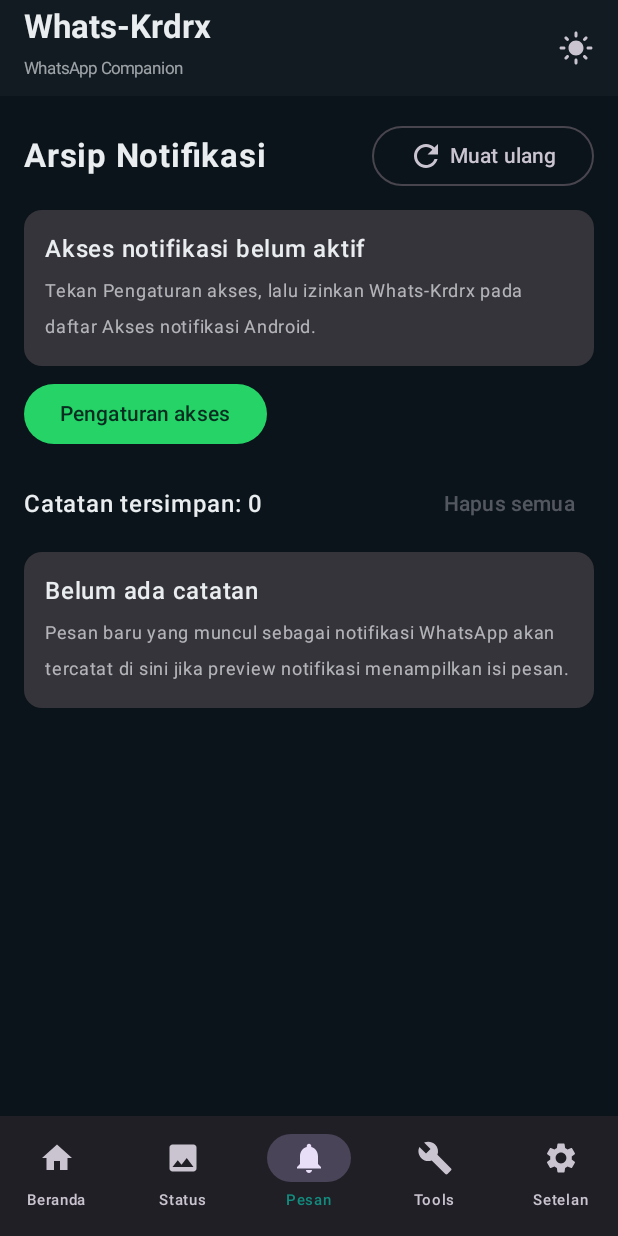
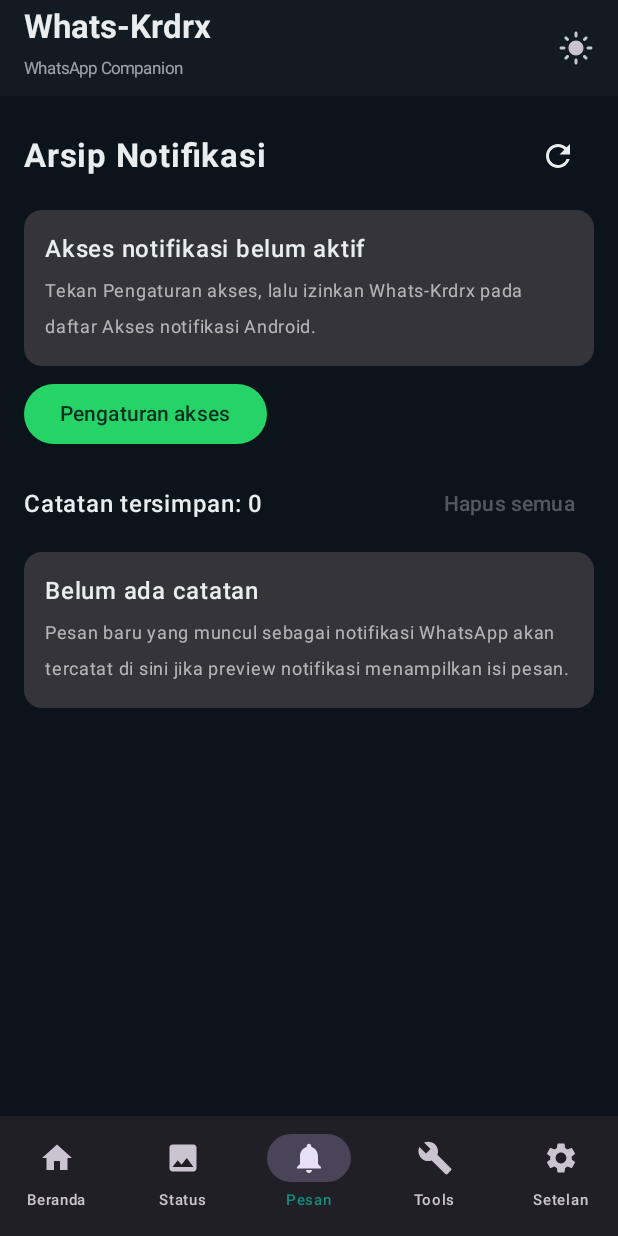
Before and after one commit to midasoversea/Whats-Krdrx, an Android app built with Jetpack Compose: the screen it shows after launch (MainActivity), item 3 of the bottom bar chosen, on a phone screen of 412 x 824 dp. Run offline under Robolectric (Android 15) with nearby library versions, the phone set to English and light mode, and no system bars.

Commit message:
Whats-Krdrx 1.4.6 compact refresh icon
* Replace refresh text buttons with compact icon indicators

* Bump Whats-Krdrx to 1.4.6

```diff
--- a/app/build.gradle.kts
+++ b/app/build.gradle.kts
@@ -23,8 +23,8 @@ android {
         applicationId = "com.whats.krdrx"
         minSdk = 30
         targetSdk = 35
-        versionCode = 11
-        versionName = "1.4.5"
+        versionCode = 12
+        versionName = "1.4.6"
     }
 
     signingConfigs {
--- a/app/src/main/java/com/whats/krdrx/MainActivity.kt
+++ b/app/src/main/java/com/whats/krdrx/MainActivity.kt
@@ -259,10 +259,12 @@ private fun StatusDownloaderScreen(modifier: Modifier = Modifier) {
             horizontalArrangement = Arrangement.SpaceBetween
         ) {
             Text("Status Downloader", fontSize = 22.sp, fontWeight = FontWeight.Bold)
-            OutlinedButton(onClick = { loadFiles() }, enabled = tree != null && !loading) {
+            IconButton(onClick = { loadFiles() }, enabled = tree != null && !loading) {
+                if (loading) {
+                    CircularProgressIndicator(modifier = Modifier.size(20.dp), strokeWidth = 2.dp)
+                } else {
                     Icon(Icons.Default.Refresh, null)
-                Spacer(Modifier.width(4.dp))
-                Text("Muat ulang")
+                }
             }
         }
         Spacer(Modifier.height(8.dp))
@@ -647,10 +649,14 @@ private fun NotificationArchiveScreen(modifier: Modifier = Modifier) {
     var access by remember { mutableStateOf(isNotificationAccessEnabled(context)) }
     val rows = remember { mutableStateListOf<ArchivedNotification>() }
     var confirmClear by remember { mutableStateOf(false) }
+    var refreshing by remember { mutableStateOf(false) }
     val scope = rememberCoroutineScope()
 
     fun refresh() {
+        if (refreshing) return
         scope.launch {
+            refreshing = true
+            try {
                 access = isNotificationAccessEnabled(context)
                 val latest = withContext(Dispatchers.IO) {
                     runCatching { NotificationArchiveDb(context).use { it.all() } }
@@ -658,6 +664,9 @@ private fun NotificationArchiveScreen(modifier: Modifier = Modifier) {
                 latest.onSuccess {
                     rows.clear()
                     rows.addAll(it)
+                }
+            } finally {
+                refreshing = false
             }
         }
     }
@@ -671,10 +680,12 @@ private fun NotificationArchiveScreen(modifier: Modifier = Modifier) {
             horizontalArrangement = Arrangement.SpaceBetween
         ) {
             Text("Arsip Notifikasi", fontSize = 22.sp, fontWeight = FontWeight.Bold)
-            OutlinedButton(onClick = { refresh() }) {
+            IconButton(onClick = { refresh() }, enabled = !refreshing) {
+                if (refreshing) {
+                    CircularProgressIndicator(modifier = Modifier.size(20.dp), strokeWidth = 2.dp)
+                } else {
                     Icon(Icons.Default.Refresh, null)
-                Spacer(Modifier.width(4.dp))
-                Text("Muat ulang")
+                }
             }
         }
         Spacer(Modifier.height(12.dp))
```
Lines whose indentation alone changed are shown as unchanged.
